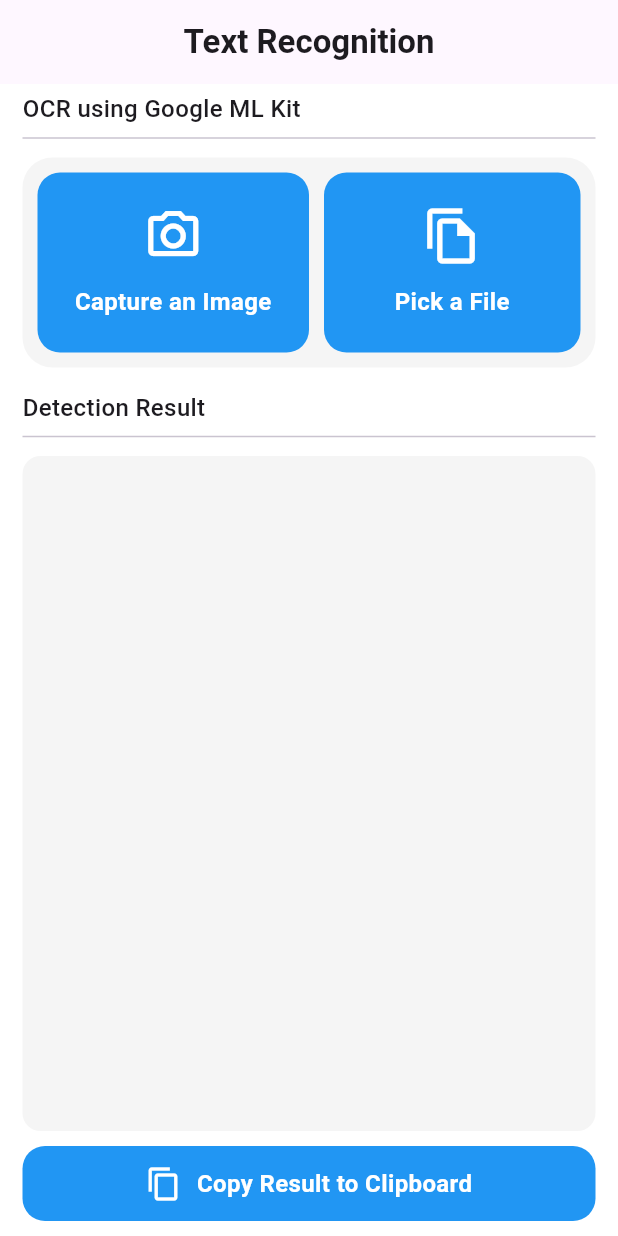
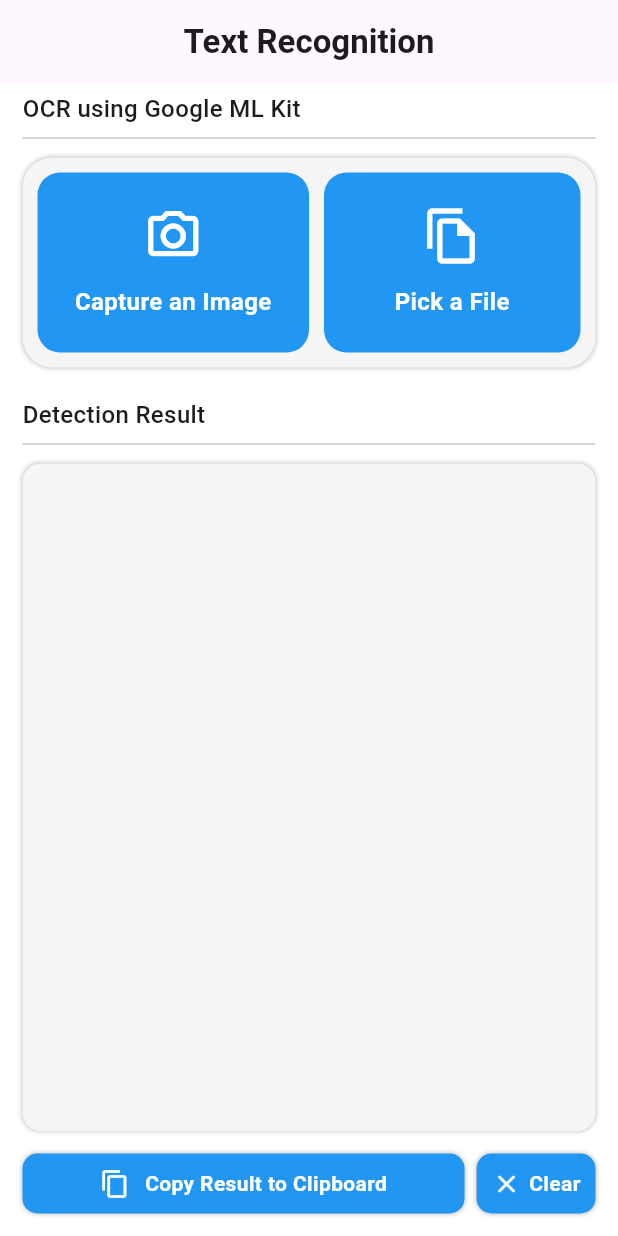
Before and after one commit to abhinike/gdsc_tech_nexus, a Flutter app: the screen it shows after launch, after a tap on "Copy Result to Clipboard", on a phone screen of 412 x 824 dp. Run offline on Flutter 3.47's test engine with Material 3 defaults, Android fonts, the phone set to English and light mode, and no system bars; our stand-ins replace image_picker; missing offline and left inert: google_mlkit_text_recognition.

Commit message:
added clear result button

```diff
--- a/lib/Presentation/TextRecognition/text_regonition_screen.dart
+++ b/lib/Presentation/TextRecognition/text_regonition_screen.dart
@@ -1,4 +1,6 @@
+import 'package:flutter/cupertino.dart';
 import 'package:flutter/material.dart';
+import 'package:flutter/widgets.dart';
 import 'package:gdsc_tech_nova/Provider/OcrProvider.dart';
 import 'package:gdsc_tech_nova/utils/app_colors..dart';
 import 'package:provider/provider.dart';
@@ -25,6 +27,96 @@ class _TextRegonitionScreenState extends State<TextRegonitionScreen> {
           ),
         ),
         backgroundColor: AppColors.backgroundColor,
+        bottomNavigationBar: Padding(
+          padding: const EdgeInsets.fromLTRB(15, 0, 15, 15),
+          child: Row(
+            children: [
+              Expanded(
+                child: GestureDetector(
+                  onTap: () {
+                    var isCopied =
+                        context.read<OCRProvider>().copyToClipboard();
+                    isCopied
+                        ? ScaffoldMessenger.of(context).showSnackBar(
+                            const SnackBar(
+                              content: Text("Text Copied to Clipboard"),
+                            ),
+                          )
+                        : null;
+                  },
+                  child: Container(
+                    height: 40,
+                    padding: const EdgeInsets.fromLTRB(10, 5, 10, 5),
+                    decoration: BoxDecoration(
+                        boxShadow: [
+                          BoxShadow(
+                              color: Colors.grey.shade400,
+                              blurRadius: 2,
+                              spreadRadius: 0)
+                        ],
+                        color: AppColors.secondaryColor,
+                        borderRadius: BorderRadius.circular(10)),
+                    child: const Row(
+                      mainAxisAlignment: MainAxisAlignment.center,
+                      children: [
+                        Icon(
+                          Icons.copy,
+                          color: Colors.white,
+                          size: 20,
+                        ),
+                        SizedBox(
+                          width: 10,
+                        ),
+                        Text(
+                          "Copy Result to Clipboard",
+                          style: TextStyle(
+                              fontWeight: FontWeight.w600, color: Colors.white),
+                        ),
+                      ],
+                    ),
+                  ),
+                ),
+              ),
+              const SizedBox(
+                width: 8,
+              ),
+              GestureDetector(
+                onTap: () => context.read<OCRProvider>().reset(),
+                child: Container(
+                  height: 40,
+                  padding: const EdgeInsets.fromLTRB(10, 5, 10, 5),
+                  decoration: BoxDecoration(
+                      boxShadow: [
+                        BoxShadow(
+                            color: Colors.grey.shade400,
+                            blurRadius: 2,
+                            spreadRadius: 0)
+                      ],
+                      color: AppColors.secondaryColor,
+                      borderRadius: BorderRadius.circular(10)),
+                  child: const Row(
+                    mainAxisAlignment: MainAxisAlignment.spaceBetween,
+                    children: [
+                      Icon(
+                        Icons.clear_rounded,
+                        color: Colors.white,
+                        size: 20,
+                      ),
+                      SizedBox(
+                        width: 5,
+                      ),
+                      Text(
+                        "Clear",
+                        style: TextStyle(
+                            fontWeight: FontWeight.w600, color: Colors.white),
+                      ),
+                    ],
+                  ),
+                ),
+              )
+            ],
+          ),
+        ),
         body: Padding(
           padding: const EdgeInsets.fromLTRB(15, 5, 15, 10),
           child: Column(
@@ -43,6 +135,12 @@ class _TextRegonitionScreenState extends State<TextRegonitionScreen> {
                   10,
                 ),
                 decoration: BoxDecoration(
+                    boxShadow: [
+                      BoxShadow(
+                          color: Colors.grey.shade400,
+                          blurRadius: 2,
+                          spreadRadius: 0)
+                    ],
                     color: Colors.grey.shade100,
                     borderRadius: BorderRadius.circular(20)),
                 child: Row(
@@ -118,7 +216,7 @@ class _TextRegonitionScreenState extends State<TextRegonitionScreen> {
                 ),
               ),
               const SizedBox(
-                height: 15,
+                height: 20,
               ),
               const Text(
                 "Detection Result",
@@ -127,60 +225,28 @@ class _TextRegonitionScreenState extends State<TextRegonitionScreen> {
               const Divider(),
               Expanded(
                 child: Container(
-                    padding: const EdgeInsets.all(
-                      10,
+                    padding: const EdgeInsets.symmetric(
+                      horizontal: 15,
                     ),
-                    margin: const EdgeInsets.only(bottom: 10, top: 5),
+                    margin: const EdgeInsets.only(bottom: 5, top: 5),
                     decoration: BoxDecoration(
+                        boxShadow: [
+                          BoxShadow(
+                              color: Colors.grey.shade400,
+                              blurRadius: 2,
+                              spreadRadius: 0)
+                        ],
                         color: Colors.grey.shade100,
                         borderRadius: BorderRadius.circular(12)),
                     child: TextField(
                       controller:
                           context.read<OCRProvider>().textEditingController,
-                      maxLines: 100,
+                      minLines: 10,
+                      maxLines: null,
                       decoration: const InputDecoration(
                         border: InputBorder.none,
                       ),
                     )),
-              ),
-              InkWell(
-                onTap: () {
-                  var isCopied = context.read<OCRProvider>().copyToClipboard();
-                  isCopied
-                      ? ScaffoldMessenger.of(context).showSnackBar(
-                          const SnackBar(
-                            content: Text("Text Copied to Clipboard"),
-                          ),
-                        )
-                      : null;
-                },
-                child: Container(
-                  height: 50,
-                  decoration: BoxDecoration(
-                    color: AppColors.secondaryColor,
-                    borderRadius: BorderRadius.circular(15),
-                  ),
-                  child: const Row(
-                    mainAxisAlignment: MainAxisAlignment.center,
-                    children: [
-                      Icon(
-                        Icons.copy,
-                        color: Colors.white,
-                      ),
-                      SizedBox(
-                        width: 10,
-                      ),
-                      Text(
-                        "Copy Result to Clipboard",
-                        textAlign: TextAlign.center,
-                        style: TextStyle(
-                            color: Colors.white,
-                            fontSize: 16,
-                            fontWeight: FontWeight.w600),
-                      ),
-                    ],
-                  ),
-                ),
               ),
             ],
           ),
--- a/lib/Provider/OcrProvider.dart
+++ b/lib/Provider/OcrProvider.dart
@@ -43,9 +43,7 @@ class OCRProvider extends ChangeNotifier {
     if (extractedText.isEmpty) {
       extractedText = 'No text recognized';
     }
-
     textEditingController.text = extractedText;
-
     textRecognizer.close();
     notifyListeners();
   }
@@ -59,4 +57,9 @@ class OCRProvider extends ChangeNotifier {
     }
     return false;
   }
+
+  void reset() {
+    textEditingController.text = "";
+    notifyListeners();
+  }
 }
```
